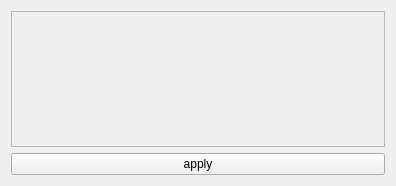
This is resources/design/ui/modules/standardize.ui in jeaunrg/PyQTapp_template as Qt 5 draws it before an edit. The edited form follows.
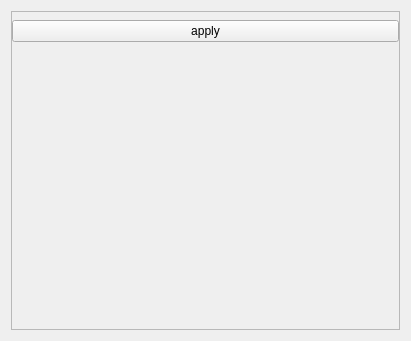
This is the edited form.

```diff
--- a/resources/design/ui/modules/standardize.ui
+++ b/resources/design/ui/modules/standardize.ui
@@ -6,8 +6,8 @@
    <rect>
     <x>0</x>
     <y>0</y>
-    <width>396</width>
-    <height>186</height>
+    <width>411</width>
+    <height>341</height>
    </rect>
   </property>
   <property name="windowTitle">
@@ -39,8 +39,8 @@
        <rect>
         <x>0</x>
         <y>0</y>
-        <width>372</width>
-        <height>127</height>
+        <width>387</width>
+        <height>317</height>
        </rect>
       </property>
       <layout class="QVBoxLayout" name="verticalLayout_4">
@@ -64,43 +64,47 @@
        </property>
        <item>
         <layout class="QFormLayout" name="form">
-         <property name="sizeConstraint">
-          <enum>QLayout::SetNoConstraint</enum>
-         </property>
-         <property name="fieldGrowthPolicy">
-          <enum>QFormLayout::ExpandingFieldsGrow</enum>
-         </property>
-         <property name="rowWrapPolicy">
-          <enum>QFormLayout::DontWrapRows</enum>
-         </property>
-         <property name="labelAlignment">
-          <set>Qt::AlignLeading|Qt::AlignLeft|Qt::AlignTop</set>
-         </property>
-         <property name="formAlignment">
-          <set>Qt::AlignLeading|Qt::AlignLeft|Qt::AlignTop</set>
-         </property>
-         <property name="horizontalSpacing">
-          <number>4</number>
-         </property>
          <property name="verticalSpacing">
-          <number>4</number>
+          <number>9</number>
          </property>
          <property name="leftMargin">
-          <number>2</number>
+          <number>4</number>
+         </property>
+         <property name="topMargin">
+          <number>4</number>
+         </property>
+         <property name="rightMargin">
+          <number>4</number>
+         </property>
+         <property name="bottomMargin">
+          <number>4</number>
          </property>
         </layout>
        </item>
+       <item>
+        <widget class="QPushButton" name="apply">
+         <property name="text">
+          <string>apply</string>
+         </property>
+        </widget>
+       </item>
+       <item>
+        <spacer name="verticalSpacer">
+         <property name="orientation">
+          <enum>Qt::Vertical</enum>
+         </property>
+         <property name="sizeHint" stdset="0">
+          <size>
+           <width>20</width>
+           <height>40</height>
+          </size>
+         </property>
+        </spacer>
+       </item>
       </layout>
      </widget>
     </widget>
    </item>
-   <item>
-    <widget class="QPushButton" name="apply">
-     <property name="text">
-      <string>apply</string>
-     </property>
-    </widget>
-   </item>
   </layout>
  </widget>
  <resources/>
```
